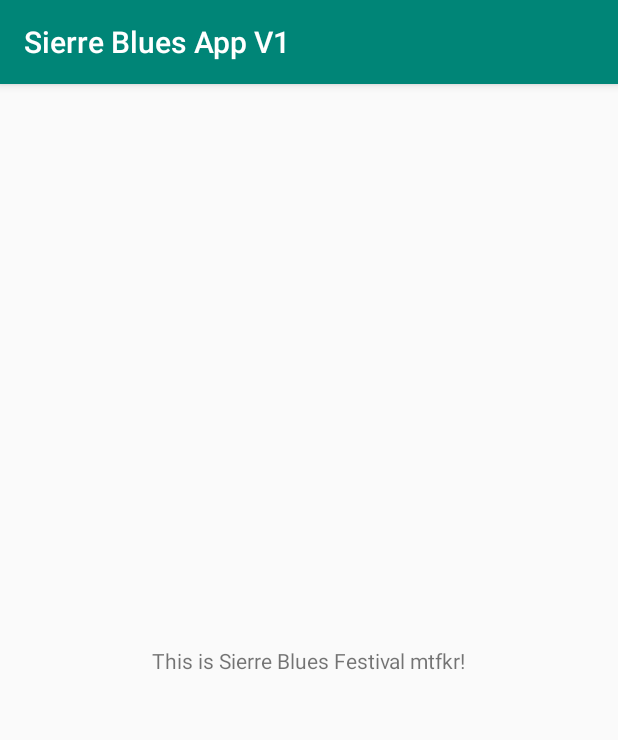
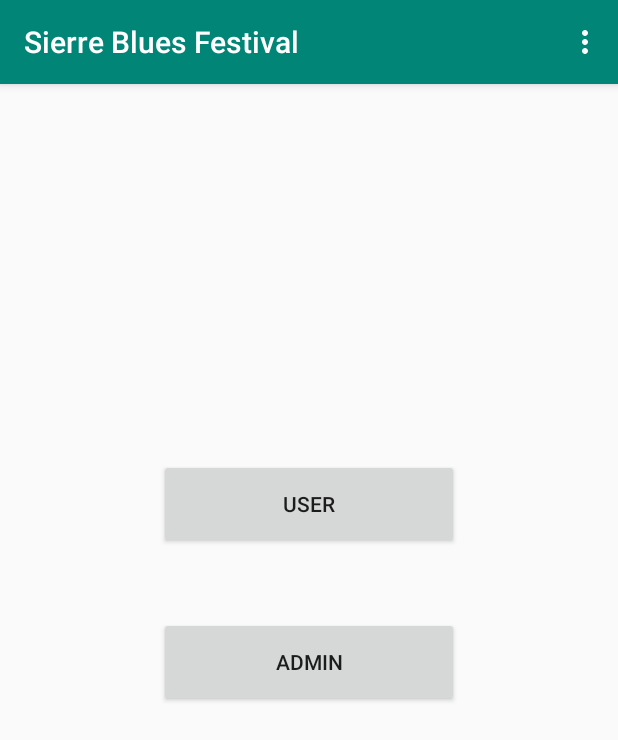
Before and after one commit to JeanmarieAlder/SierreBluesApp, an Android app: the screen it shows after launch (MainActivity), on a phone screen of 412 x 824 dp. Shown: the top 740 px of the screen. Run offline under Robolectric (Android 15) with nearby library versions, the phone set to English and light mode, and no system bars.

Commit message:
First version of UI, navigation and launch bar design

```diff
--- a/app/src/main/java/com/example/sierrebluesappv1/MainActivity.java
+++ b/app/src/main/java/com/example/sierrebluesappv1/MainActivity.java
@@ -1,13 +1,45 @@
 package com.example.sierrebluesappv1;
 
+import android.app.Activity;
+import android.content.Intent;
 import android.support.v7.app.AppCompatActivity;
 import android.os.Bundle;
+import android.view.Menu;
+import android.view.View;
+import android.widget.Button;
 
 public class MainActivity extends AppCompatActivity {
+
+    private Button btn_user;
+    private Button btn_admin;
 
     @Override
     protected void onCreate(Bundle savedInstanceState) {
         super.onCreate(savedInstanceState);
         setContentView(R.layout.activity_main);
+
+
     }
+
+
+    public boolean onCreateOptionsMenu(Menu menu)
+    {
+        // Inflate the menu; this adds items to the action bar if it is present.
+        getMenuInflater().inflate(R.menu.main, menu);
+
+        return true;
+    }
+
+    public void userSelected(View view)
+    {
+        Intent intent = new Intent(this, WelcomeActivity.class);
+        startActivity(intent);
+    }
+
+    public void adminSelected(View view)
+    {
+        Intent intent = new Intent(this, DashboardActivity.class);
+        startActivity(intent);
+    }
+
 }
--- a/app/src/main/res/layout/activity_main.xml
+++ b/app/src/main/res/layout/activity_main.xml
@@ -6,13 +6,27 @@
     android:layout_height="match_parent"
     tools:context=".MainActivity">
 
-    <TextView
-        android:layout_width="wrap_content"
-        android:layout_height="wrap_content"
-        android:text="This is Sierre Blues Festival mtfkr!"
-        app:layout_constraintBottom_toBottomOf="parent"
-        app:layout_constraintLeft_toLeftOf="parent"
-        app:layout_constraintRight_toRightOf="parent"
+    <Button
+        android:id="@+id/main_button_user"
+        android:layout_width="200dp"
+        android:layout_height="60dp"
+        android:layout_marginTop="250dp"
+        android:onClick="userSelected"
+        android:text="@string/user"
+        app:layout_constraintEnd_toEndOf="parent"
+        app:layout_constraintStart_toStartOf="parent"
         app:layout_constraintTop_toTopOf="parent" />
 
+    <Button
+        android:id="@+id/main_button_admin"
+        android:layout_width="200dp"
+        android:layout_height="60dp"
+        android:layout_marginStart="8dp"
+        android:layout_marginTop="45dp"
+        android:layout_marginEnd="8dp"
+        android:onClick="adminSelected"
+        android:text="@string/admin"
+        app:layout_constraintEnd_toEndOf="parent"
+        app:layout_constraintStart_toStartOf="parent"
+        app:layout_constraintTop_toBottomOf="@+id/main_button_user" />
 </android.support.constraint.ConstraintLayout>
--- /dev/null
+++ b/app/src/main/res/menu/main.xml
@@ -0,0 +1,14 @@
+<menu xmlns:android="http://schemas.android.com/apk/res/android"
+    xmlns:yourapp="http://schemas.android.com/apk/res-auto" >
+
+    <item
+        android:id="@+id/action_settings"
+        android:icon="@drawable/ic_action_settings"
+        android:title="@string/settings"/>
+    <item
+        android:id="@+id/action_about"
+        android:icon="@drawable/ic_action_about"
+        android:title="@string/about"/>
+
+
+</menu>
--- a/app/src/main/res/mipmap-anydpi-v26/ic_launcher.xml
+++ b/app/src/main/res/mipmap-anydpi-v26/ic_launcher.xml
@@ -1,5 +1,5 @@
 <?xml version="1.0" encoding="utf-8"?>
 <adaptive-icon xmlns:android="http://schemas.android.com/apk/res/android">
-    <background android:drawable="@drawable/ic_launcher_background" />
-    <foreground android:drawable="@drawable/ic_launcher_foreground" />
+    <background android:drawable="@color/ic_launcher_background"/>
+    <foreground android:drawable="@mipmap/ic_launcher_foreground"/>
 </adaptive-icon>
--- a/app/src/main/res/mipmap-anydpi-v26/ic_launcher_round.xml
+++ b/app/src/main/res/mipmap-anydpi-v26/ic_launcher_round.xml
@@ -1,5 +1,5 @@
 <?xml version="1.0" encoding="utf-8"?>
 <adaptive-icon xmlns:android="http://schemas.android.com/apk/res/android">
-    <background android:drawable="@drawable/ic_launcher_background" />
-    <foreground android:drawable="@drawable/ic_launcher_foreground" />
+    <background android:drawable="@color/ic_launcher_background"/>
+    <foreground android:drawable="@mipmap/ic_launcher_foreground"/>
 </adaptive-icon>
--- a/app/src/main/res/values/strings.xml
+++ b/app/src/main/res/values/strings.xml
@@ -1,3 +1,9 @@
 <resources>
-    <string name="app_name">Sierre Blues App V1</string>
+    <string name="app_name">Sierre Blues Festival</string>
+    <string name="about">About</string>
+    <string name="settings">Settings</string>
+    <string name="user">User</string>
+    <string name="admin">Admin</string>
+    <string name="acts">Acts</string>
+    <string name="scenes">Scenes</string>
 </resources>
```
Also changed, not shown: app/src/main/AndroidManifest.xml (+11 -1 lines), app/src/main/java/com/example/sierrebluesappv1/ActsActivity.java (added, +23 -0 lines), app/src/main/java/com/example/sierrebluesappv1/ScenesActivity.java (added, +22 -0 lines), app/src/main/res/mipmap-hdpi/ic_launcher.png, app/src/main/res/mipmap-hdpi/ic_launcher_round.png, app/src/main/res/mipmap-mdpi/ic_launcher.png, app/src/main/res/mipmap-mdpi/ic_launcher_round.png, app/src/main/res/mipmap-xhdpi/ic_launcher.png, app/src/main/res/mipmap-xhdpi/ic_launcher_round.png, app/src/main/res/mipmap-xxhdpi/ic_launcher.png, app/src/main/res/mipmap-xxhdpi/ic_launcher_round.png, app/src/main/res/mipmap-xxxhdpi/ic_launcher.png, app/src/main/res/mipmap-xxxhdpi/ic_launcher_round.png.
